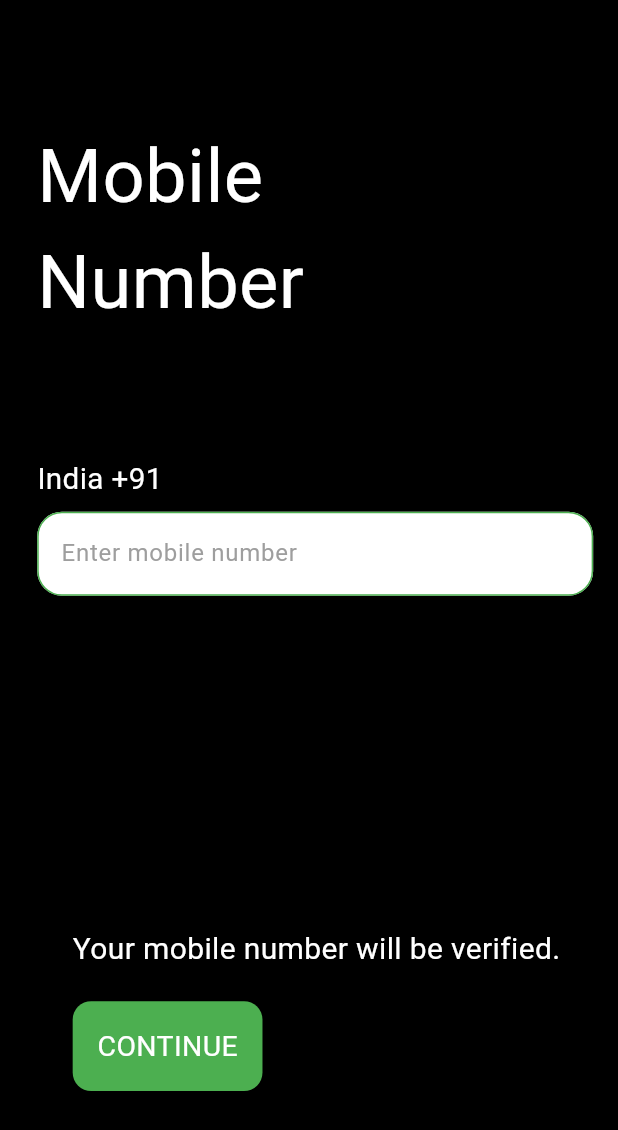
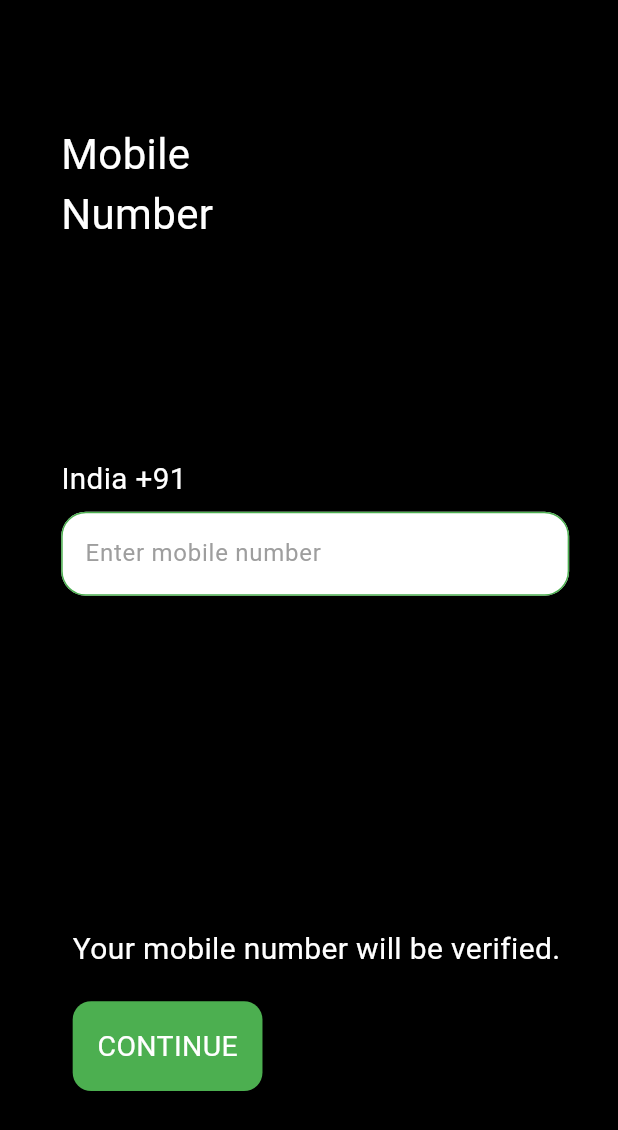
Before and after one commit to kiranpatel67/VenueLook---Destination-booking-, a Flutter app: the screen it shows after launch, after a tap on "GET STARTED", on a phone screen of 412 x 824 dp. Shown: the top 1130 px of the screen. Run offline on Flutter 3.47's test engine with Material 3 defaults, Android fonts, the phone set to English and light mode, and no system bars; our stand-ins replace animated_text_kit, get, pinput.

Commit message:
sorted files

```diff
--- /dev/null
+++ b/lib/core/extensions/padding_extension.dart
@@ -0,0 +1,20 @@
+import 'package:flutter/material.dart';
+
+extension CustomPadding on Widget{
+  Widget addPadding({double? padding}){
+    return Padding(
+        padding: EdgeInsets.symmetric(horizontal: padding??16),
+      child: this,
+    );
+  }
+}
+
+//for same container use extension
+
+extension Decor on Container{
+  Container adddecor(){
+    return Container(
+      decoration: this.decoration,
+    );
+  }
+}
--- a/lib/button.dart
+++ b/lib/custom_button.dart
@@ -1,29 +1,25 @@
 import 'package:get/get.dart';
 import 'package:flutter/material.dart';
 
-class GreenButtonController extends GetxController {
-  final RxBool isButtonEnabled = true.obs;
-}
 
 class GreenButton extends StatelessWidget {
   final String text;
   final VoidCallback? onPressed;
+  final bool? isEnabled;
 
-  GreenButton({required this.text, this.onPressed});
+  GreenButton({required this.text, this.onPressed, this.isEnabled});
 
   @override
   Widget build(BuildContext context) {
     double screenWidth = MediaQuery.of(context).size.width;
     double screenHeight = MediaQuery.of(context).size.height;
 
-    return GetBuilder<GreenButtonController>(
-      init: GreenButtonController(),
-      builder: (controller) => InkWell(
-        onTap: controller.isButtonEnabled.value ? onPressed : null,
+    return InkWell(
+        onTap: onPressed,
         child: Container(
           padding: EdgeInsets.all(screenWidth * 0.04),
           decoration: BoxDecoration(
-            color: controller.isButtonEnabled.value ? Colors.green : Colors.grey,
+            color: Colors.green,
             borderRadius: BorderRadius.circular(screenHeight * 0.015),
           ),
           child: Text(
@@ -34,7 +30,7 @@ class GreenButton extends StatelessWidget {
             ),
           ),
         ),
-      ),
-    );
+      );
+
   }
 }
--- a/lib/landing_page.dart
+++ b/lib/landing_page.dart
@@ -1,6 +1,6 @@
 import 'package:flutter/material.dart';
-import 'button.dart';
-import 'enter_mobile_number.dart';
+import 'custom_button.dart';
+import 'presentation/login/login.dart';
 import 'package:url_launcher/url_launcher.dart';
 import 'package:animated_text_kit/animated_text_kit.dart';
 import 'package:get/get.dart';
@@ -12,107 +12,6 @@ class IntroController extends GetxController {
     currentIndex.value++;
   }
 }
-
-// class IntroPage extends StatefulWidget {
-//   const IntroPage({super.key});
-//
-//   @override
-//   State<IntroPage> createState() => _IntroPageState();
-// }
-//
-// class _IntroPageState extends State<IntroPage> {
-//
-//   final Uri _url = Uri.parse('https://fograph.com/beta-tester-policies');
-//
-//   @override
-//   Widget build(BuildContext context) {
-//     // double screenwidth = MediaQuery.of(context).size.width;
-//     double screenheight = MediaQuery.of(context).size.height;
-//     return Scaffold(
-//       backgroundColor: Colors.black,
-//       body: Column(
-//         mainAxisAlignment: MainAxisAlignment.center,
-//         crossAxisAlignment: CrossAxisAlignment.stretch,
-//         children: [
-//           const Expanded(
-//               flex: 8,
-//               child: Image(image: AssetImage('asset/img/fograph_logo.png'))),
-//           Expanded(
-//             flex: 2,
-//             child: Padding(
-//               padding: const EdgeInsets.only(left: 10),
-//               child: Stack(
-//                 alignment: AlignmentDirectional.topStart,
-//                 children: [
-//                   DefaultTextStyle(
-//                     style: const TextStyle(
-//                       fontSize: 21,
-//                       color: Colors.white
-//                     ),
-//                     child: AnimatedTextKit(
-//                       repeatForever: true,
-//                       isRepeatingAnimation: true,
-//                       animatedTexts: [
-//                         FadeAnimatedText('Join the #FoGraph community & become a FoGrapher'),
-//                         FadeAnimatedText('Hassle-free destination booking'),
-//                         FadeAnimatedText('Premium location for Affordable prices'),
-//                       ],
-//                     ),
-//                   ),
-//                   Positioned(
-//                     top: screenheight * 0.09,
-//                     child: GreenButton(
-//                         text: 'GET STARTED',
-//                       onPressed: (){
-//                           Navigator.push(context, MaterialPageRoute(builder: (context)=>EnterPhone()));
-//                       },
-//                     )
-//                   ),
-//                 ],
-//               ),
-//             ),
-//           ),
-//           Expanded(
-//             flex: 1,
-//             child: Align(
-//               alignment: AlignmentDirectional.centerStart,
-//               child: Padding(
-//                 padding: const EdgeInsets.all(10.0),
-//                 child: Column(
-//                   crossAxisAlignment: CrossAxisAlignment.start, // Align children to the start
-//                   children: [
-//                     const Text(
-//                       'By clicking Get Started you agree to our',
-//                       style: TextStyle(
-//                         color: Colors.green,
-//                         fontStyle: FontStyle.italic,
-//                       ),
-//                     ),
-//                     InkWell(
-//                       onTap: (){
-//                         launchUrl(_url);
-//                       },
-//                       child: const Text(
-//                         'Terms & Conditions',
-//                         style: TextStyle(
-//                             color: Colors.green,
-//                             fontStyle: FontStyle.italic,
-//                             decoration: TextDecoration.underline,
-//                             decorationColor: Colors.green,
-//                             decorationStyle: TextDecorationStyle.solid
-//                         ),
-//                       ),
-//                     ),
-//                   ],
-//                 ),
-//               ),
-//             ),
-//           )
-//         ],
-//       ),
-//     );
-//   }
-// }
 
 
 class IntroPage extends StatelessWidget {
@@ -161,7 +60,7 @@ class IntroPage extends StatelessWidget {
                       text: 'GET STARTED',
                       onPressed: () {
                         introController.incrementIndex();
-                        Get.to(EnterPhone());
+                        Get.toNamed("/mobile");
                       },
                     ),
                   ),
--- a/lib/main.dart
+++ b/lib/main.dart
@@ -1,12 +1,11 @@
 import 'package:flutter/material.dart';
+import 'package:fographdestinationbooking/presentation/login/login.dart';
+import 'package:fographdestinationbooking/enter_otp.dart';
 import 'landing_page.dart';
 import 'package:get/get.dart';
 
-void main() {
-  runApp(
-      MyApp()
-  );
-}
+void main() {runApp(MyApp());}
+
 
 class MyApp extends StatelessWidget {
   const MyApp({super.key});
@@ -14,7 +13,13 @@ class MyApp extends StatelessWidget {
   @override
   Widget build(BuildContext context) {
     return GetMaterialApp(
+      initialRoute: "/",
       home: IntroPage(),
+      getPages: [
+        GetPage(name: "/", page:() => IntroPage()),
+        GetPage(name: "/mobile", page: () => EnterPhone()),
+        GetPage(name: "/otp", page: () => EnterOTP())
+      ],
       debugShowCheckedModeBanner: false,
     );
   }
--- /dev/null
+++ b/lib/presentation/login/controller/login_controller.dart
@@ -0,0 +1,16 @@
+import 'package:get/get.dart';
+import 'package:flutter/material.dart';
+
+class LoginController extends GetxController {
+  final RxBool animationPlayed = false.obs;
+  final TextEditingController textEditingController = TextEditingController();
+
+  void showSnackbar(BuildContext context) {
+    ScaffoldMessenger.of(context).showSnackBar(
+      SnackBar(
+        content: const Text('This app is only available in India'),
+        duration: const Duration(seconds: 2),
+      ),
+    );
+  }
+}
--- a/lib/enter_mobile_number.dart
+++ b/lib/presentation/login/login.dart
@@ -1,33 +1,16 @@
+import 'package:fographdestinationbooking/core/extensions/padding_extension.dart';
+import 'package:fographdestinationbooking/presentation/login/controller/login_controller.dart';
 import 'package:get/get.dart';
 import 'package:flutter/material.dart';
-import 'button.dart';
+import '../../custom_button.dart';
 import 'package:animated_text_kit/animated_text_kit.dart';
 
-class EnterPhoneController extends GetxController {
-  final RxBool animationPlayed = false.obs;
-  final TextEditingController textEditingController = TextEditingController();
-
-  void showSnackbar(BuildContext context) {
-    ScaffoldMessenger.of(context).showSnackBar(
-      SnackBar(
-        content: const Text('Snack bar Message'),
-        duration: const Duration(seconds: 2),
-        action: SnackBarAction(
-          label: 'Undo',
-          onPressed: () {
-            // Handle undo action here
-          },
-        ),
-      ),
-    );
-  }
-}
+import '../../utils/constant/app_textstyles.dart';
 
 
 
-class EnterPhone extends StatelessWidget {
-  final EnterPhoneController enterPhoneController = Get.put(EnterPhoneController());
 
+class EnterPhone extends GetWidget<LoginController> {
 
   EnterPhone({Key? key}) : super(key: key);
 
@@ -51,21 +34,15 @@ class EnterPhone extends StatelessWidget {
               child: Stack(
                 children: [
                   Obx(
-                        () => enterPhoneController.animationPlayed.value
+                        () => controller.animationPlayed.value
                         ? Text(
                       'Mobile',
-                      style: TextStyle(
-                        fontSize: screenheight * 0.06,
-                        color: Colors.white,
-                      ),
+                      style: AppHeadingStyle.heading,
                       textAlign: TextAlign.left,
                     )
                         : TypewriterAnimatedTextKit(
                       text: const ['Mobile\nNumber'],
-                      textStyle: TextStyle(
-                        fontSize: screenheight * 0.06,
-                        color: Colors.white,
-                      ),
+                      textStyle: AppHeadingStyle.heading,
                       textAlign: TextAlign.left,
                       totalRepeatCount: 1,
                       repeatForever: false,
@@ -85,7 +62,7 @@ class EnterPhone extends StatelessWidget {
                         children: [
                           GestureDetector(
                             onTap: () {
-                              enterPhoneController.showSnackbar(context);
+                              controller.showSnackbar(context);
                             },
                             child: Row(
                               children: [
@@ -103,13 +80,12 @@ class EnterPhone extends StatelessWidget {
                             ),
                           ),
                           Flexible(
-
                             child: Container(
                               padding: EdgeInsets.only(right: screenheight*0.02),
                               alignment: AlignmentDirectional.topCenter,
                               child: TextField(
                                 keyboardType: TextInputType.phone,
-                                controller: enterPhoneController.textEditingController,
+                                controller: controller.textEditingController,
                                 decoration: InputDecoration(
                                   enabledBorder: OutlineInputBorder(
                                     borderRadius: BorderRadius.circular(screenheight*0.02),
@@ -146,18 +122,18 @@ class EnterPhone extends StatelessWidget {
               child: Stack(
                 alignment: AlignmentDirectional.topStart,
                 children: [
-                  const Text(
+                  Text(
                     'Your mobile number will be verified.',
-                    style: TextStyle(
-                      fontSize: 20,
-                      color: Colors.white,
-                    ),
+                    style: AppTextStyles.title,
                   ),
                   Positioned(
                     top: screenheight * 0.06,
                     child: GreenButton(
                       text: 'CONTINUE',
-                      onPressed: () {},
+                      onPressed: () {
+                        print(controller.textEditingController.text);
+                        Get.toNamed('/otp');
+                      },
                     ),
                   ),
                 ],
@@ -165,7 +141,7 @@ class EnterPhone extends StatelessWidget {
             ),
           ),
         ],
-      ),
+      ).addPadding(),
     );
   }
 }
--- /dev/null
+++ b/lib/utils/constant/app_size.dart
@@ -0,0 +1 @@
+//padding and margins
--- /dev/null
+++ b/lib/utils/constant/app_string.dart
@@ -0,0 +1 @@
+// string constant mobile number...
--- /dev/null
+++ b/lib/utils/constant/app_textstyles.dart
@@ -0,0 +1,17 @@
+// textstyles
+
+import 'package:flutter/material.dart';
+
+class AppTextStyles{
+  static final TextStyle title = TextStyle(
+    fontSize: 20,
+    color: Colors.white,
+  );
+}
+
+class AppHeadingStyle{
+  static final TextStyle heading = TextStyle(
+    fontSize: 28,
+    color: Colors.white,
+  );
+}
--- a/pubspec.yaml
+++ b/pubspec.yaml
@@ -38,6 +38,8 @@ dependencies:
   animated_text_kit: ^4.2.2
   url_launcher: ^6.2.3
   get: ^4.6.6
+  pinput: ^3.0.1
+
 dev_dependencies:
   flutter_test:
     sdk: flutter
```
Also changed, not shown: lib/enter_otp.dart (added, +147 -0 lines), lib/presentation/login/binding/login_bind.dart (added), lib/utils/constant/app_colours.dart (added), pubspec.lock, 6 other files.
